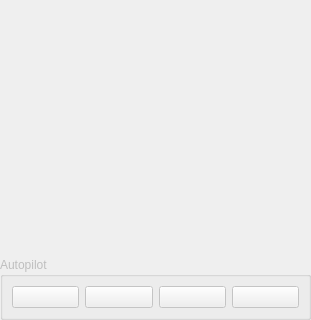
This is flyui.ui in RISE-Dependable-Transport-Systems/ControlTower as Qt 5 draws it before an edit; both pictures show x 0 to 311 and y 619 to 939 of the 311 by 939 pixel window. The edited form follows.
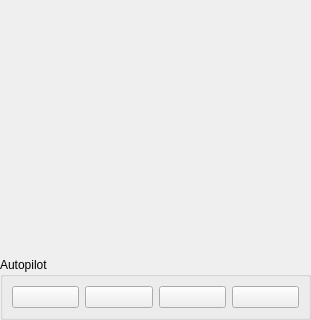
This is the edited form. Icons and pictures are not drawn.

```diff
--- a/flyui.ui
+++ b/flyui.ui
@@ -199,7 +199,7 @@
    <item>
     <widget class="QGroupBox" name="autopilotGroupBox">
      <property name="enabled">
-      <bool>false</bool>
+      <bool>true</bool>
      </property>
      <property name="title">
       <string>Autopilot</string>
```
